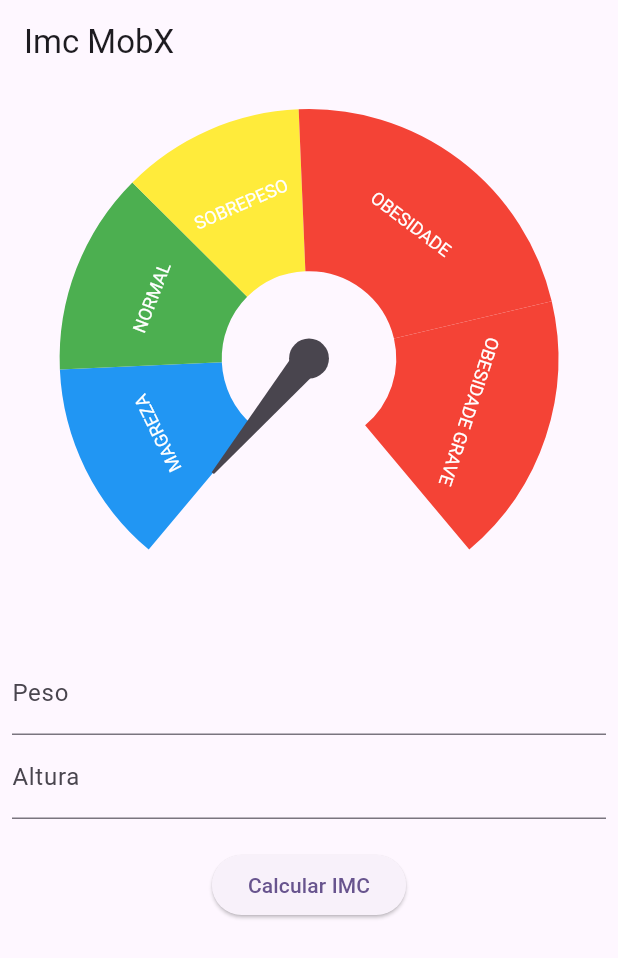
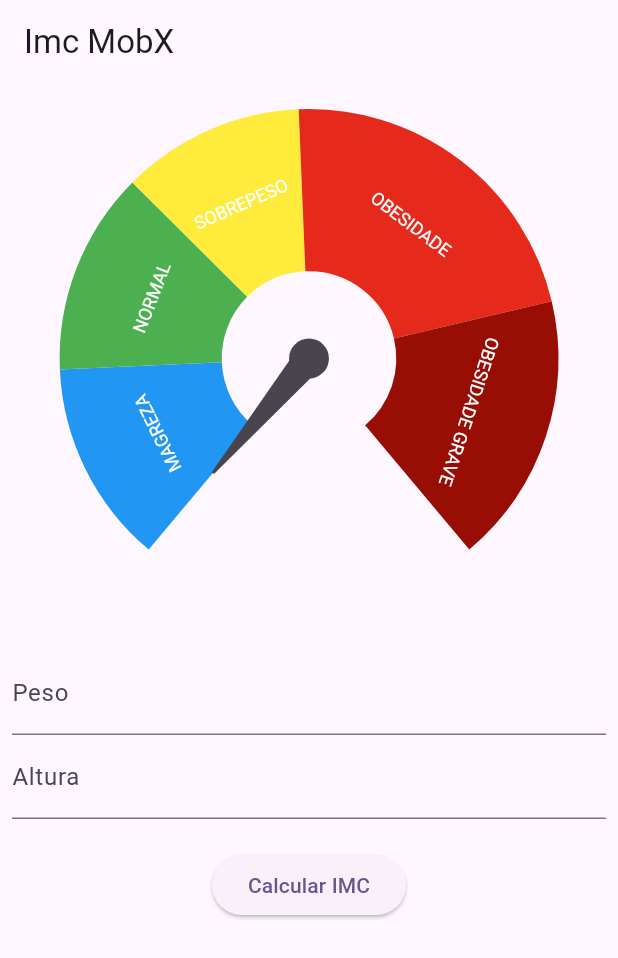
Before and after one commit to itajacy/mobx_imc, a Flutter app: the screen it shows after launch, on a phone screen of 412 x 824 dp. Shown: the top 958 px of the screen. Run offline on Flutter 3.47's test engine with Material 3 defaults, Android fonts, the phone set to English and light mode, and no system bars; drawn by our look-alikes of syncfusion_flutter_gauges; our stand-ins replace currency_text_input_formatter, flutter_mobx, mobx; generated files the repository leaves out were written again.

Commit message:
alteracao nas cores do grafico

```diff
--- a/lib/widgets/imc_gauge.dart
+++ b/lib/widgets/imc_gauge.dart
@@ -37,13 +37,13 @@ class ImcGauge extends StatelessWidget {
               label: 'SOBREPESO',
             ),
             ImcGaugeRange(
-              color: Colors.red,
+              color: Color.fromARGB(255, 229, 41, 27),
               start: 29.9,
               end: 39.9,
               label: 'OBESIDADE',
             ),
             ImcGaugeRange(
-              color: Colors.red,
+              color: const Color.fromARGB(255, 153, 14, 4),
               start: 39.9,
               end: 47.9,
               label: 'OBESIDADE GRAVE',
--- a/pubspec.yaml
+++ b/pubspec.yaml
@@ -19,7 +19,7 @@ publish_to: 'none' # Remove this line if you wish to publish to pub.dev
 version: 1.0.0+1
 
 environment:
-  sdk: '>=3.4.3 <4.0.0'
+  sdk: '>=3.4.1 <4.0.0'
 
 # Dependencies specify other packages that your package needs in order to work.
 # To automatically upgrade your package dependencies to the latest versions
```
Also changed, not shown: pubspec.lock.
